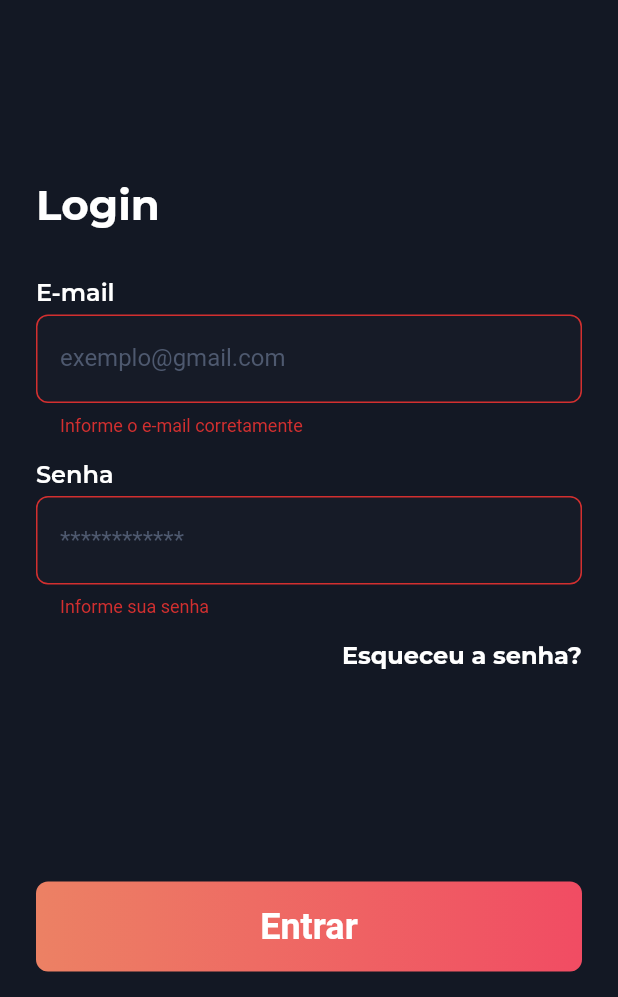
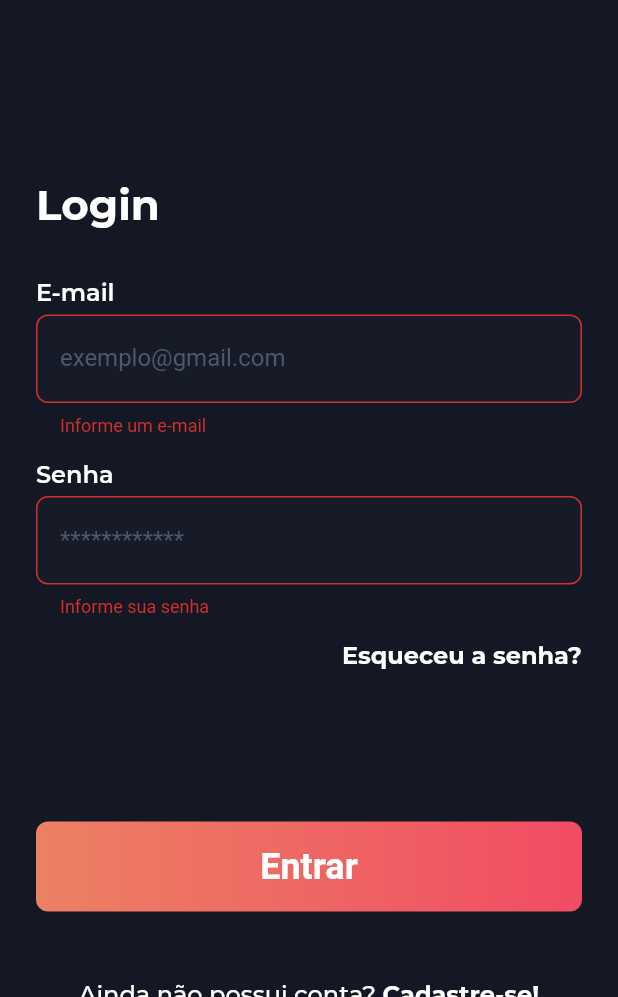
Before and after one commit to edney-santos/cinereview, a Flutter app: the screen it shows after launch, after a tap on "Entrar", on a phone screen of 412 x 824 dp, the part 239-1236 px from its top. Run offline on Flutter 3.47's test engine with Material 2 defaults, Android fonts, the light colour scheme and no system bars; our stand-ins replace firebase_auth, firebase_core, flutter_phosphor_icons, flutter_svg; accounts and stored records are empty.

Commit message:
[feat] página de registro

```diff
--- a/lib/app.dart
+++ b/lib/app.dart
@@ -1,3 +1,6 @@
+import 'package:cinereview/pages/home_page.dart';
+import 'package:cinereview/pages/login_page.dart';
+import 'package:cinereview/pages/resgister_page.dart';
 import 'package:cinereview/widgets/auth_check.dart';
 import 'package:flutter/material.dart';
 import 'package:flutter/services.dart';
@@ -14,9 +17,18 @@ class App extends StatelessWidget {
     ));
 
     return MaterialApp(
-        debugShowCheckedModeBanner: false,
-        theme:
-            ThemeData(brightness: Brightness.dark, primaryColor: Colors.white),
-        home: const AuthCheck());
+      debugShowCheckedModeBanner: false,
+      theme: ThemeData(
+        brightness: Brightness.dark,
+        primaryColor: Colors.white,
+      ),
+      initialRoute: '/',
+      routes: {
+        '/': (context) => const AuthCheck(),
+        '/home': (context) => const HomePage(),
+        '/login': (context) => const LoginPage(),
+        '/register': (context) => const RegisterPage()
+      },
+    );
   }
 }
--- a/lib/pages/login_page.dart
+++ b/lib/pages/login_page.dart
@@ -17,40 +17,7 @@ class _LoginPageState extends State<LoginPage> {
   final email = TextEditingController();
   final password = TextEditingController();
 
-  bool isLogin = true;
-  late String tittle;
-  late String actionButton;
-  late String toggleButton;
-
-  @override
-  void initState() {
-    super.initState();
-    setFormAction(true);
-  }
-
-  setFormAction(bool action) {
-    setState(() {
-      isLogin = action;
-
-      if (isLogin) {
-        tittle = 'Login';
-        actionButton = 'Entrar';
-        toggleButton = 'Ainda não possui conta? Cadastre-se';
-      } else {
-        tittle = 'Cadastro';
-        actionButton = 'Cadastrar-se';
-        toggleButton = 'Já possuo conta';
-      }
-    });
-  }
-
-  login() {
-
-  }
-
-  register() {
-
-  }
+  login() {}
 
   @override
   Widget build(BuildContext context) {
@@ -63,9 +30,9 @@ class _LoginPageState extends State<LoginPage> {
             children: [
               SvgPicture.asset('assets/images/full_logo.svg'),
               Container(height: 120),
-              Row(
+              const Row(
                 children: [
-                  Text(tittle, style: ProjectText.tittle),
+                  Text('Login', style: ProjectText.tittle),
                 ],
               ),
               Container(height: 32),
@@ -82,9 +49,11 @@ class _LoginPageState extends State<LoginPage> {
                       obscureText: false,
                       validators: (value) {
                         if (value!.isEmpty) {
-                          return 'Informe o e-mail corretamente';
+                          return 'Informe um e-mail';
                         }
-
+                        if (!RegExp(r'\S+@\S+\.\S+').hasMatch(value)) {
+                          return 'E-mail invalido';
+                        }
                         return null;
                       },
                     ),
@@ -99,7 +68,8 @@ class _LoginPageState extends State<LoginPage> {
                       validators: (value) {
                         if (value!.isEmpty) {
                           return 'Informe sua senha';
-                        } else if (value.length < 6) {
+                        }
+                        if (value.length < 6) {
                           return 'A senha deve ter ao menos 6 caracteres';
                         }
                         return null;
@@ -112,17 +82,11 @@ class _LoginPageState extends State<LoginPage> {
                         Text('Esqueceu a senha?', style: ProjectText.bold),
                       ],
                     ),
-                    Container(height: 140),
+                    Container(height: 100),
                     BlockButton(
-                      label: actionButton,
+                      label: 'Entrar',
                       onPressed: () => {
-                        if (formKey.currentState!.validate()) {
-                          if (isLogin) {
-                            login()
-                          } else {
-                            register()
-                          }
-                        }
+                        if (formKey.currentState!.validate()) {login()}
                       },
                     ),
                     Container(height: 32),
@@ -130,7 +94,10 @@ class _LoginPageState extends State<LoginPage> {
                       mainAxisAlignment: MainAxisAlignment.center,
                       children: [
                         TextButton(
-                          onPressed: () => setFormAction(!isLogin),
+                          onPressed: () => Navigator.pushNamed(
+                            context,
+                            '/register',
+                          ),
                           child: const Row(
                             children: [
                               Text(
--- a/lib/services/auth_service.dart
+++ b/lib/services/auth_service.dart
@@ -17,4 +17,8 @@ class AuthService extends ChangeNotifier {
       notifyListeners();
     });
   }
+
+  register(String name, String email, String password, String favGenre) {
+
+  }
 }
--- a/pubspec.yaml
+++ b/pubspec.yaml
@@ -9,11 +9,11 @@ environment:
 dependencies:
   firebase_auth: ^4.7.2
   firebase_core: ^2.15.0
-  status_bar_control: ^3.2.1
   flutter:
     sdk: flutter
   provider: ^6.0.5
   flutter_svg: ^2.0.7
+  flutter_phosphor_icons: ^0.0.1+6
 
 dev_dependencies:
   flutter_test:
```
Also changed, not shown: lib/components/genres_dropdown.dart (added, +78 -0 lines), lib/pages/resgister_page.dart (added, +133 -0 lines), lib/utils/genres_list.dart (added, +10 -0 lines), pubspec.lock.
